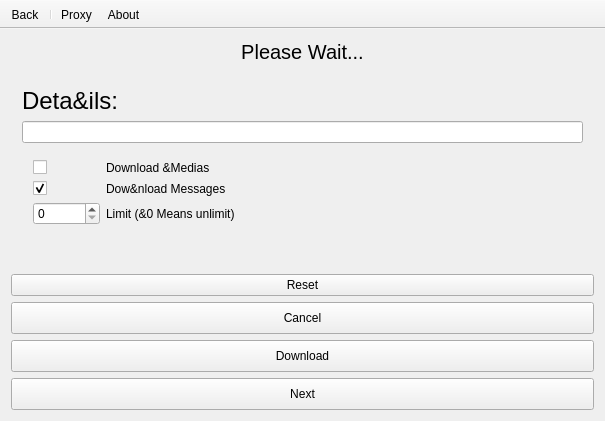
The window that mainwindow.ui (Aseman-Land/aseman-telegram-backuper) describes before a commit, drawn with Qt 5.
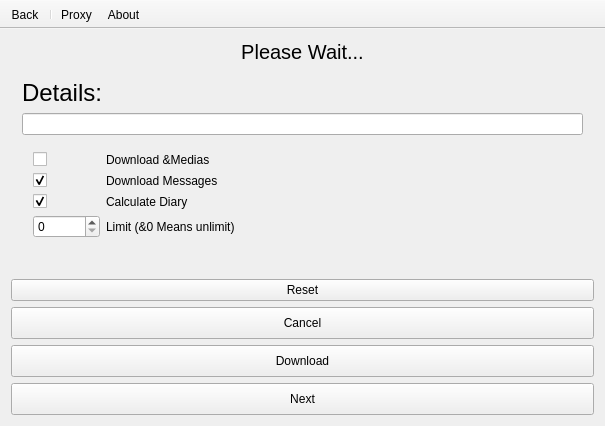
The same window after the commit. Icons and pictures are not drawn.

```diff
--- a/mainwindow.ui
+++ b/mainwindow.ui
@@ -7,7 +7,7 @@
     <x>0</x>
     <y>0</y>
     <width>605</width>
-    <height>421</height>
+    <height>426</height>
    </rect>
   </property>
   <property name="windowTitle">
@@ -314,7 +314,7 @@
               </font>
              </property>
              <property name="text">
-              <string>Deta&amp;ils:</string>
+              <string>Details:</string>
              </property>
             </widget>
            </item>
@@ -361,24 +361,41 @@
               <item row="1" column="1">
                <widget class="QLabel" name="label_9">
                 <property name="text">
-                 <string>Dow&amp;nload Messages</string>
+                 <string>Download Messages</string>
                 </property>
                </widget>
               </item>
-              <item row="2" column="0">
+              <item row="3" column="0">
                <widget class="QSpinBox" name="limitSpin">
                 <property name="maximum">
                  <number>100000</number>
                 </property>
                </widget>
               </item>
-              <item row="2" column="1">
+              <item row="3" column="1">
                <widget class="QLabel" name="label_10">
                 <property name="text">
                  <string>Limit (&amp;0 Means unlimit)</string>
                 </property>
                </widget>
               </item>
+              <item row="2" column="0">
+               <widget class="QCheckBox" name="diaryCheck">
+                <property name="text">
+                 <string/>
+                </property>
+                <property name="checked">
+                 <bool>true</bool>
+                </property>
+               </widget>
+              </item>
+              <item row="2" column="1">
+               <widget class="QLabel" name="label_15">
+                <property name="text">
+                 <string>Calculate Diary</string>
+                </property>
+               </widget>
+              </item>
              </layout>
             </widget>
            </item>
```
